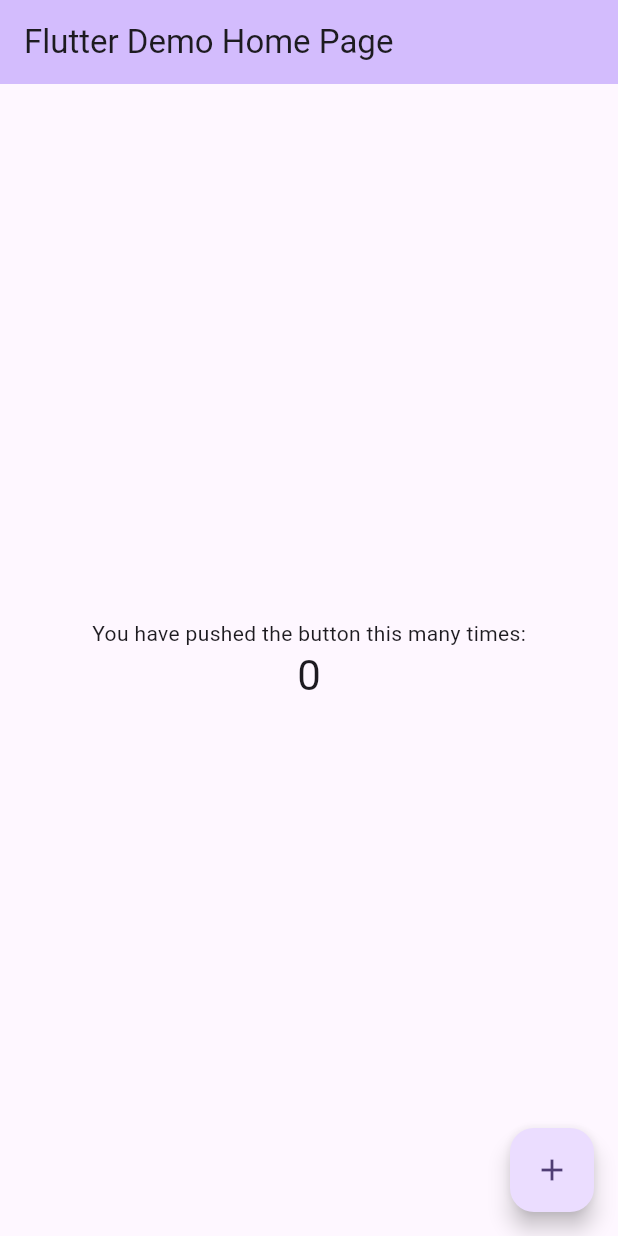
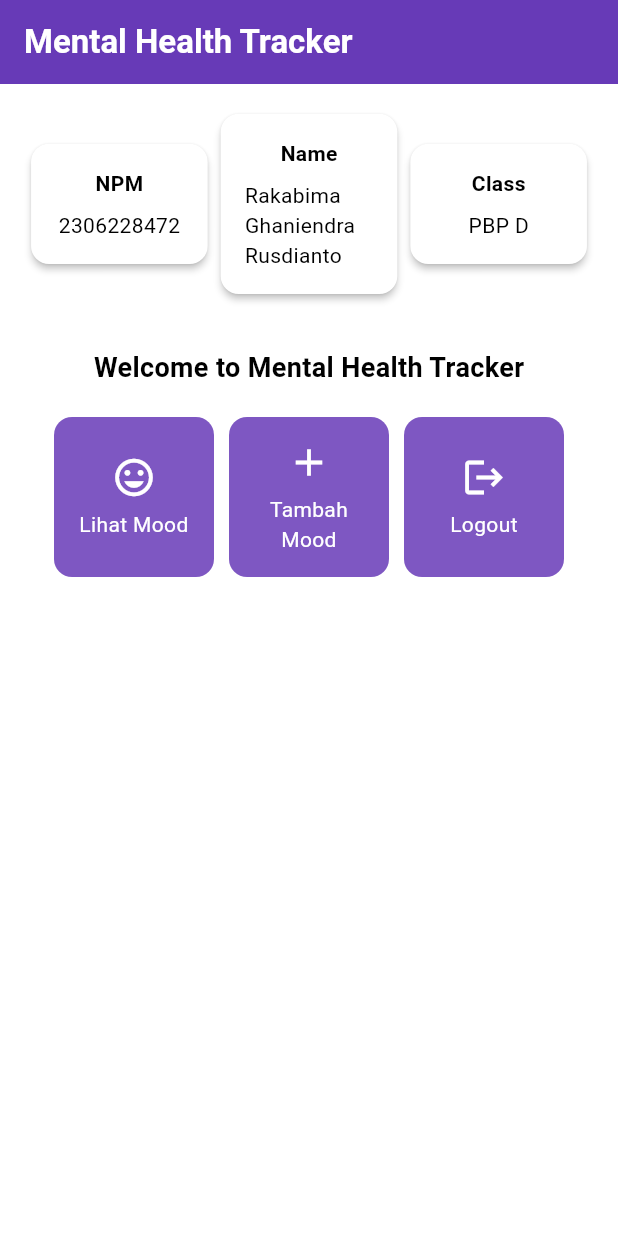
Before and after one commit to rakabimar/mental-health-tracker-mobile, a Flutter app: the screen it shows after launch, on a phone screen of 412 x 824 dp. Run offline on Flutter 3.47's test engine with Material 3 defaults, Android fonts, the phone set to English and light mode, and no system bars.

Commit message:
Done Tutorial 6

```diff
--- a/lib/main.dart
+++ b/lib/main.dart
@@ -1,4 +1,5 @@
 import 'package:flutter/material.dart';
+import 'package:mental_health_tracker/menu.dart';
 
 void main() {
   runApp(const MyApp());
@@ -28,98 +29,12 @@ class MyApp extends StatelessWidget {
         //
         // This works for code too, not just values: Most code changes can be
         // tested with just a hot reload.
-        colorScheme: ColorScheme.fromSeed(seedColor: Colors.deepPurple),
+        colorScheme: ColorScheme.fromSwatch(
+            primarySwatch: Colors.deepPurple,
+            ).copyWith(secondary: Colors.deepPurple[400]),
         useMaterial3: true,
       ),
-      home: const MyHomePage(title: 'Flutter Demo Home Page'),
+      home: MyHomePage(),
     );
   }
 }
-
-class MyHomePage extends StatefulWidget {
-  const MyHomePage({super.key, required this.title});
-
-  // This widget is the home page of your application. It is stateful, meaning
-  // that it has a State object (defined below) that contains fields that affect
-  // how it looks.
-
-  // This class is the configuration for the state. It holds the values (in this
-  // case the title) provided by the parent (in this case the App widget) and
-  // used by the build method of the State. Fields in a Widget subclass are
-  // always marked "final".
-
-  final String title;
-
-  @override
-  State<MyHomePage> createState() => _MyHomePageState();
-}
-
-class _MyHomePageState extends State<MyHomePage> {
-  int _counter = 0;
-
-  void _incrementCounter() {
-    setState(() {
-      // This call to setState tells the Flutter framework that something has
-      // changed in this State, which causes it to rerun the build method below
-      // so that the display can reflect the updated values. If we changed
-      // _counter without calling setState(), then the build method would not be
-      // called again, and so nothing would appear to happen.
-      _counter++;
-    });
-  }
-
-  @override
-  Widget build(BuildContext context) {
-    // This method is rerun every time setState is called, for instance as done
-    // by the _incrementCounter method above.
-    //
-    // The Flutter framework has been optimized to make rerunning build methods
-    // fast, so that you can just rebuild anything that needs updating rather
-    // than having to individually change instances of widgets.
-    return Scaffold(
-      appBar: AppBar(
-        // TRY THIS: Try changing the color here to a specific color (to
-        // Colors.amber, perhaps?) and trigger a hot reload to see the AppBar
-        // change color while the other colors stay the same.
-        backgroundColor: Theme.of(context).colorScheme.inversePrimary,
-        // Here we take the value from the MyHomePage object that was created by
-        // the App.build method, and use it to set our appbar title.
-        title: Text(widget.title),
-      ),
-      body: Center(
-        // Center is a layout widget. It takes a single child and positions it
-        // in the middle of the parent.
-        child: Column(
-          // Column is also a layout widget. It takes a list of children and
-          // arranges them vertically. By default, it sizes itself to fit its
-          // children horizontally, and tries to be as tall as its parent.
-          //
-          // Column has various properties to control how it sizes itself and
-          // how it positions its children. Here we use mainAxisAlignment to
-          // center the children vertically; the main axis here is the vertical
-          // axis because Columns are vertical (the cross axis would be
-          // horizontal).
-          //
-          // TRY THIS: Invoke "debug painting" (choose the "Toggle Debug Paint"
-          // action in the IDE, or press "p" in the console), to see the
-          // wireframe for each widget.
-          mainAxisAlignment: MainAxisAlignment.center,
-          children: <Widget>[
-            const Text(
-              'You have pushed the button this many times:',
-            ),
-            Text(
-              '$_counter',
-              style: Theme.of(context).textTheme.headlineMedium,
-            ),
-          ],
-        ),
-      ),
-      floatingActionButton: FloatingActionButton(
-        onPressed: _incrementCounter,
-        tooltip: 'Increment',
-        child: const Icon(Icons.add),
-      ), // This trailing comma makes auto-formatting nicer for build methods.
-    );
-  }
-}
--- /dev/null
+++ b/lib/menu.dart
@@ -0,0 +1,187 @@
+import 'package:flutter/material.dart';
+
+class MyHomePage extends StatelessWidget {
+  MyHomePage({super.key});
+  final String npm = '2306228472'; // NPM
+  final String name = 'Rakabima Ghaniendra Rusdianto'; // Nama
+  final String className = 'PBP D'; // Kelas
+
+  final List<ItemHomepage> items = [
+    ItemHomepage("Lihat Mood", Icons.mood),
+    ItemHomepage("Tambah Mood", Icons.add),
+    ItemHomepage("Logout", Icons.logout),
+  ];
+
+  @override
+  Widget build(BuildContext context) {
+    // Scaffold menyediakan struktur dasar halaman dengan AppBar dan body.
+    return Scaffold(
+      // AppBar adalah bagian atas halaman yang menampilkan judul.
+      appBar: AppBar(
+        // Judul aplikasi "Mental Health Tracker" dengan teks putih dan tebal.
+        title: const Text(
+          'Mental Health Tracker',
+          style: TextStyle(
+            color: Colors.white,
+            fontWeight: FontWeight.bold,
+          ),
+        ),
+        // Warna latar belakang AppBar diambil dari skema warna tema aplikasi.
+        backgroundColor: Theme.of(context).colorScheme.primary,
+      ),
+      // Body halaman dengan padding di sekelilingnya.
+      body: Padding(
+        padding: const EdgeInsets.all(16.0),
+        // Menyusun widget secara vertikal dalam sebuah kolom.
+        child: Column(
+          crossAxisAlignment: CrossAxisAlignment.center,
+          children: [
+            // Row untuk menampilkan 3 InfoCard secara horizontal.
+            Row(
+              mainAxisAlignment: MainAxisAlignment.spaceEvenly,
+              children: [
+                InfoCard(title: 'NPM', content: npm),
+                InfoCard(title: 'Name', content: name),
+                InfoCard(title: 'Class', content: className),
+              ],
+            ),
+
+            // Memberikan jarak vertikal 16 unit.
+            const SizedBox(height: 16.0),
+
+            // Menempatkan widget berikutnya di tengah halaman.
+            Center(
+              child: Column(
+                // Menyusun teks dan grid item secara vertikal.
+
+                children: [
+                  // Menampilkan teks sambutan dengan gaya tebal dan ukuran 18.
+                  const Padding(
+                    padding: EdgeInsets.only(top: 16.0),
+                    child: Text(
+                      'Welcome to Mental Health Tracker',
+                      style: TextStyle(
+                        fontWeight: FontWeight.bold,
+                        fontSize: 18.0,
+                      ),
+                    ),
+                  ),
+
+                  // Grid untuk menampilkan ItemCard dalam bentuk grid 3 kolom.
+                  GridView.count(
+                    primary: true,
+                    padding: const EdgeInsets.all(20),
+                    crossAxisSpacing: 10,
+                    mainAxisSpacing: 10,
+                    crossAxisCount: 3,
+                    // Agar grid menyesuaikan tinggi kontennya.
+                    shrinkWrap: true,
+
+                    // Menampilkan ItemCard untuk setiap item dalam list items.
+                    children: items.map((ItemHomepage item) {
+                      return ItemCard(item);
+                    }).toList(),
+                  ),
+                ],
+              ),
+            ),
+          ],
+        ),
+      ),
+    );
+  }
+}
+
+class InfoCard extends StatelessWidget {
+  // Kartu informasi yang menampilkan title dan content.
+
+  final String title;  // Judul kartu.
+  final String content;  // Isi kartu.
+
+  const InfoCard({super.key, required this.title, required this.content});
+
+  @override
+  Widget build(BuildContext context) {
+    return Card(
+      // Membuat kotak kartu dengan bayangan dibawahnya.
+      elevation: 2.0,
+      child: Container(
+        // Mengatur ukuran dan jarak di dalam kartu.
+        width: MediaQuery.of(context).size.width / 3.5, // menyesuaikan dengan lebar device yang digunakan.
+        padding: const EdgeInsets.all(16.0),
+        // Menyusun title dan content secara vertikal.
+        child: Column(
+          children: [
+            Text(
+              title,
+              style: const TextStyle(fontWeight: FontWeight.bold),
+            ),
+            const SizedBox(height: 8.0),
+            Text(content),
+          ],
+        ),
+      ),
+    );
+  }
+}
+
+class ItemHomepage {
+  final String name;
+  final IconData icon;
+
+  ItemHomepage(this.name, this.icon);
+}
+
+class ItemCard extends StatelessWidget {
+  // Menampilkan kartu dengan ikon dan nama.
+
+  final ItemHomepage item;
+
+  const ItemCard(this.item, {super.key});
+
+  @override
+  Widget build(BuildContext context) {
+    return Material(
+      // Menentukan warna latar belakang dari tema aplikasi.
+      color: Theme.of(context).colorScheme.secondary,
+      // Membuat sudut kartu melengkung.
+      borderRadius: BorderRadius.circular(12),
+
+      child: InkWell(
+        // Aksi ketika kartu ditekan.
+        onTap: () {
+          // Menampilkan pesan SnackBar saat kartu ditekan.
+          ScaffoldMessenger.of(context)
+            ..hideCurrentSnackBar()
+            ..showSnackBar(
+              SnackBar(content: Text("Kamu telah menekan tombol ${item.name}!"))
+            );
+        },
+        // Container untuk menyimpan Icon dan Text
+        child: Container(
+          padding: const EdgeInsets.all(8),
+          child: Center(
+            child: Column(
+              // Menyusun ikon dan teks di tengah kartu.
+              mainAxisAlignment: MainAxisAlignment.center,
+              children: [
+                Icon(
+                  item.icon,
+                  color: Colors.white,
+                  size: 30.0,
+                ),
+                const Padding(padding: EdgeInsets.all(3)),
+                Text(
+                  item.name,
+                  textAlign: TextAlign.center,
+                  style: const TextStyle(color: Colors.white),
+                ),
+              ],
+            ),
+          ),
+        ),
+      ),
+    );
+  }
+
+}
```
